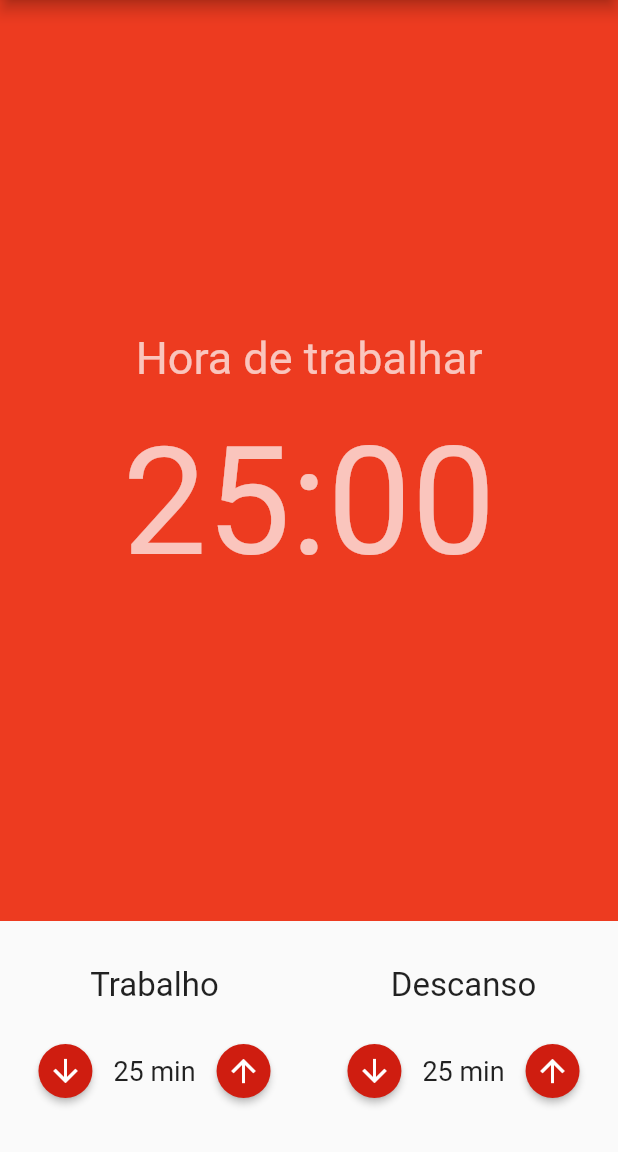
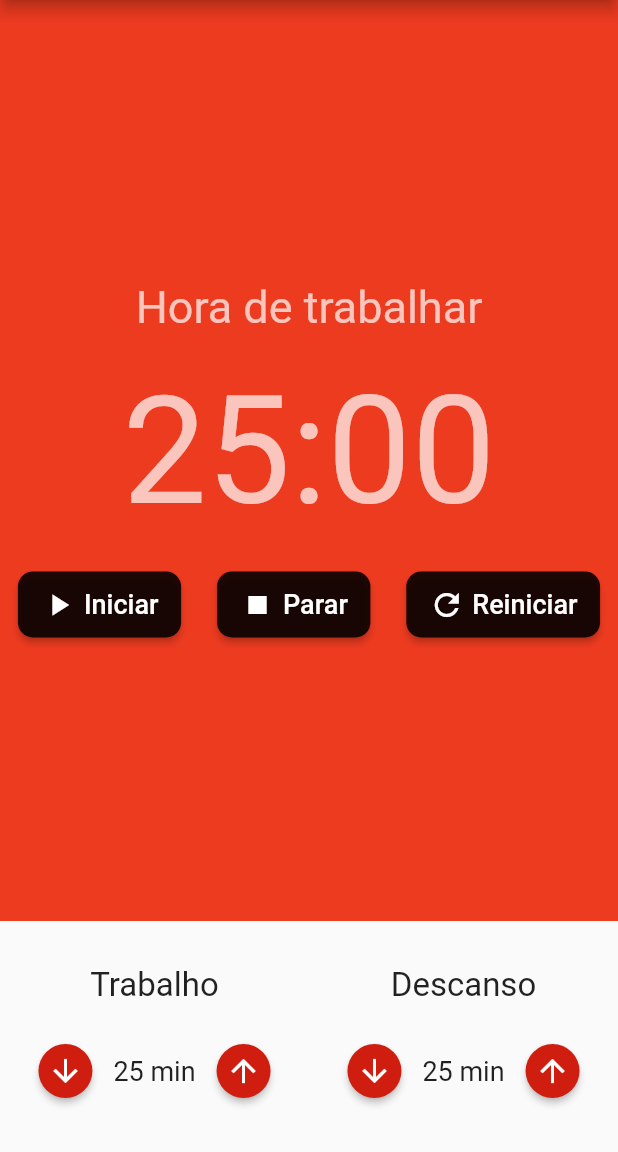
Before and after one commit to TonySilva7/pomodoro-flutter, a Flutter app: the screen it shows after launch, on a phone screen of 412 x 824 dp, the part 84-1236 px from its top. Run offline on Flutter 3.47's test engine with Material 2 defaults, Android fonts, the phone set to English and light mode, and no system bars; our stand-ins replace mobx; generated files the repository leaves out were written again.

Commit message:
feat: create buttons to play and stop chronometer

```diff
--- /dev/null
+++ b/lib/widgets/chron_button.dart
@@ -0,0 +1,30 @@
+import 'package:flutter/material.dart';
+
+class ChronButton extends StatelessWidget {
+  final IconData icon;
+  final String text;
+  const ChronButton({super.key, required this.text, required this.icon});
+
+  @override
+  Widget build(BuildContext context) {
+    return ElevatedButton(
+        onPressed: () {},
+        style: ElevatedButton.styleFrom(
+          backgroundColor: Colors.black87,
+          shape: RoundedRectangleBorder(
+            borderRadius: BorderRadius.circular(10),
+          ),
+          padding: const EdgeInsets.symmetric(horizontal: 15, vertical: 10),
+        ),
+        child: Row(
+          mainAxisAlignment: MainAxisAlignment.center,
+          children: [
+            Padding(
+              padding: const EdgeInsets.only(right: 5.0),
+              child: Icon(icon),
+            ),
+            Text(text, style: const TextStyle(fontSize: 18)),
+          ],
+        ));
+  }
+}
--- a/lib/widgets/chronometer.dart
+++ b/lib/widgets/chronometer.dart
@@ -1,4 +1,5 @@
 import 'package:flutter/material.dart';
+import 'package:pomodoro/widgets/chron_button.dart';
 
 class Chronometer extends StatelessWidget {
   const Chronometer({super.key});
@@ -9,22 +10,40 @@ class Chronometer extends StatelessWidget {
         color: const Color.fromRGBO(237, 59, 32, 1),
         child: Column(
           mainAxisAlignment: MainAxisAlignment.center,
-          children: const [
-            Text(
+          children: [
+            const Text(
               'Hora de trabalhar',
               style: TextStyle(
                 fontSize: 30,
                 color: Colors.white70,
               ),
             ),
-            SizedBox(height: 20),
-            Text(
+            const SizedBox(height: 20),
+            const Text(
               '25:00',
               style: TextStyle(
                 fontSize: 100,
                 color: Colors.white70,
               ),
             ),
+            const SizedBox(height: 20),
+            Row(
+              mainAxisAlignment: MainAxisAlignment.spaceAround,
+              children: const [
+                ChronButton(
+                  text: 'Iniciar',
+                  icon: Icons.play_arrow,
+                ),
+                ChronButton(
+                  text: 'Parar',
+                  icon: Icons.stop,
+                ),
+                ChronButton(
+                  text: 'Reiniciar',
+                  icon: Icons.refresh,
+                ),
+              ],
+            )
           ],
         ));
   }
```
